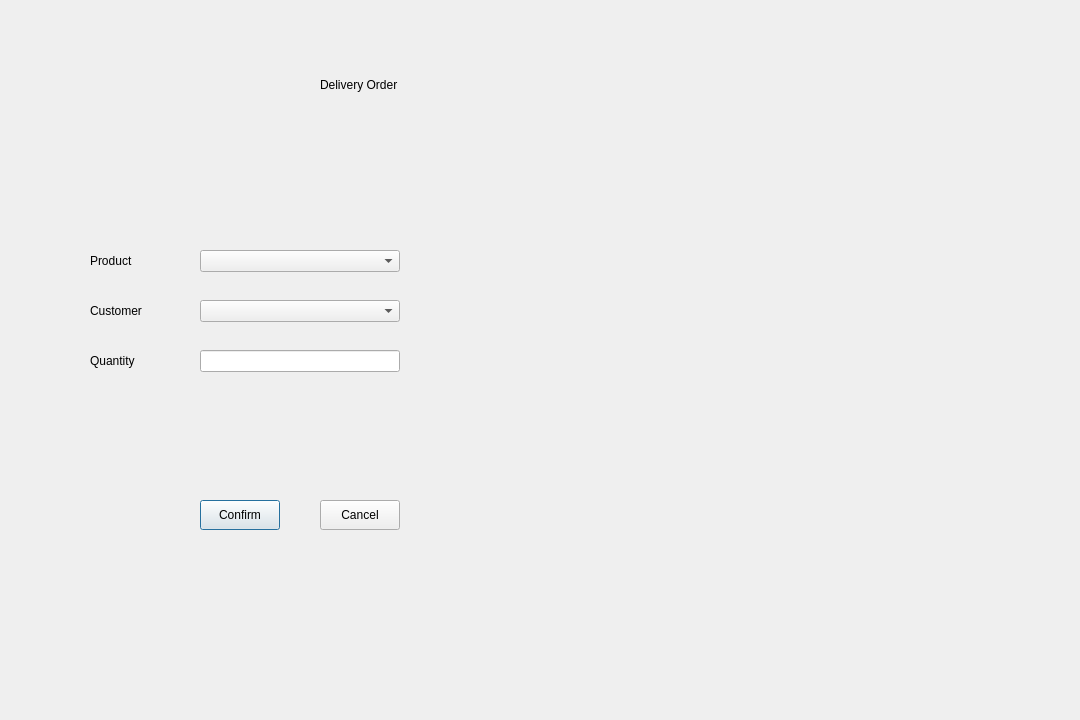
Old version of the form client/MainUI/src/views/delivery_dialog.ui in the repository Intel-Edge-9s/MES.
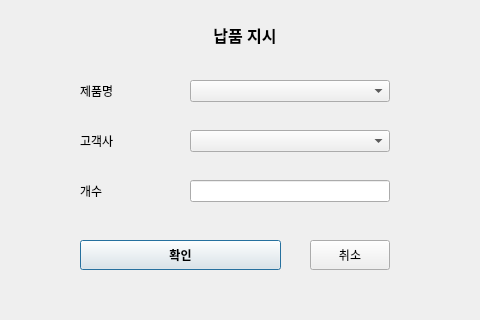
New version of the form.

```diff
--- a/client/MainUI/src/views/delivery_dialog.ui
+++ b/client/MainUI/src/views/delivery_dialog.ui
@@ -6,8 +6,8 @@
    <rect>
     <x>0</x>
     <y>0</y>
-    <width>1080</width>
-    <height>720</height>
+    <width>480</width>
+    <height>320</height>
    </rect>
   </property>
   <property name="windowTitle">
@@ -16,34 +16,43 @@
   <widget class="QLabel" name="title_label">
    <property name="geometry">
     <rect>
-     <x>320</x>
-     <y>70</y>
-     <width>200</width>
+     <x>175</x>
+     <y>20</y>
+     <width>140</width>
      <height>30</height>
     </rect>
    </property>
+   <property name="font">
+    <font>
+     <pointsize>12</pointsize>
+     <bold>true</bold>
+    </font>
+   </property>
    <property name="text">
-    <string>Delivery Order</string>
+    <string>납품 지시</string>
+   </property>
+   <property name="alignment">
+    <set>Qt::AlignmentFlag::AlignCenter</set>
    </property>
   </widget>
   <widget class="QLabel" name="product_label">
    <property name="geometry">
     <rect>
-     <x>90</x>
-     <y>250</y>
+     <x>80</x>
+     <y>80</y>
      <width>100</width>
      <height>22</height>
     </rect>
    </property>
    <property name="text">
-    <string>Product</string>
+    <string>제품명</string>
    </property>
   </widget>
   <widget class="QComboBox" name="product_combo">
    <property name="geometry">
     <rect>
-     <x>200</x>
-     <y>250</y>
+     <x>190</x>
+     <y>80</y>
      <width>200</width>
      <height>22</height>
     </rect>
@@ -52,21 +61,21 @@
   <widget class="QLabel" name="company_label">
    <property name="geometry">
     <rect>
-     <x>90</x>
-     <y>300</y>
+     <x>80</x>
+     <y>130</y>
      <width>100</width>
      <height>22</height>
     </rect>
    </property>
    <property name="text">
-    <string>Customer</string>
+    <string>고객사</string>
    </property>
   </widget>
   <widget class="QComboBox" name="company_combo">
    <property name="geometry">
     <rect>
-     <x>200</x>
-     <y>300</y>
+     <x>190</x>
+     <y>130</y>
      <width>200</width>
      <height>22</height>
     </rect>
@@ -75,21 +84,21 @@
   <widget class="QLabel" name="stock_label">
    <property name="geometry">
     <rect>
-     <x>90</x>
-     <y>350</y>
+     <x>80</x>
+     <y>180</y>
      <width>100</width>
      <height>22</height>
     </rect>
    </property>
    <property name="text">
-    <string>Quantity</string>
+    <string>개수</string>
    </property>
   </widget>
   <widget class="QLineEdit" name="stock_edit">
    <property name="geometry">
     <rect>
-     <x>200</x>
-     <y>350</y>
+     <x>190</x>
+     <y>180</y>
      <width>200</width>
      <height>22</height>
     </rect>
@@ -98,27 +107,32 @@
   <widget class="QPushButton" name="confirm_button">
    <property name="geometry">
     <rect>
-     <x>200</x>
-     <y>500</y>
-     <width>80</width>
+     <x>80</x>
+     <y>240</y>
+     <width>201</width>
      <height>30</height>
     </rect>
    </property>
+   <property name="font">
+    <font>
+     <bold>true</bold>
+    </font>
+   </property>
    <property name="text">
-    <string>Confirm</string>
+    <string>확인</string>
    </property>
   </widget>
   <widget class="QPushButton" name="cancel_button">
    <property name="geometry">
     <rect>
-     <x>320</x>
-     <y>500</y>
+     <x>310</x>
+     <y>240</y>
      <width>80</width>
      <height>30</height>
     </rect>
    </property>
    <property name="text">
-    <string>Cancel</string>
+    <string>취소</string>
    </property>
   </widget>
  </widget>
```
